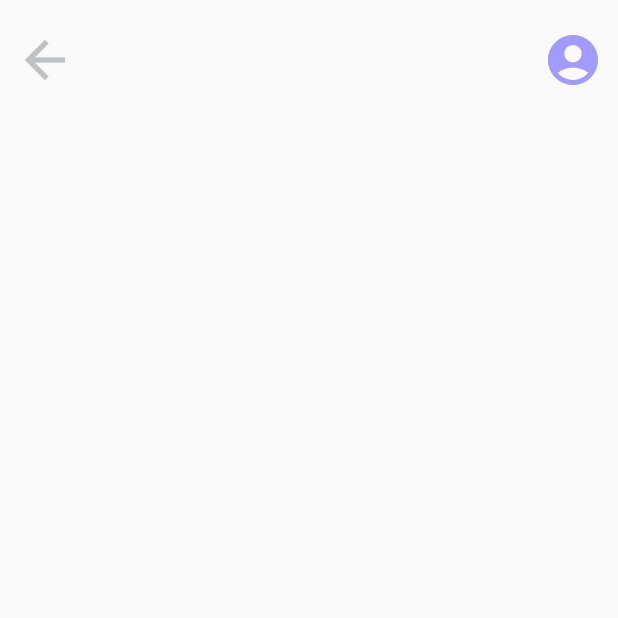
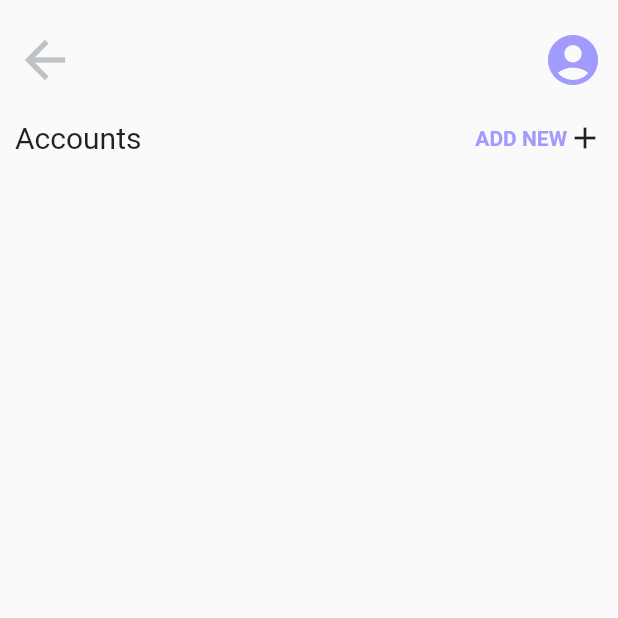
Before and after one commit to kevin2-cyber/Workshop-assignment, a Flutter app: the screen it shows after launch, on a phone screen of 412 x 824 dp, the top half of it. Run offline on Flutter 3.47's test engine with Material 2 defaults, Android fonts, the phone set to English and light mode, and no system bars.

Commit message:
aligned items on the screen

```diff
--- a/lib/main_screen.dart
+++ b/lib/main_screen.dart
@@ -25,8 +25,31 @@ class MainScreen extends StatelessWidget {
                 ),
               ],
             ),
+            const SizedBox(
+              height: 20.0,
+            ),
             Row(
-              children: [],
+              mainAxisAlignment: MainAxisAlignment.spaceBetween,
+              children: [
+                const Text(
+                    'Accounts',
+                  style: TextStyle(
+                    fontSize: 20.0
+                  ),
+                ),
+                Row(
+                  children: const [
+                    Text(
+                        'ADD NEW',
+                      style: TextStyle(
+                        color: Color(0xFFA29BFE),
+                        fontWeight: FontWeight.bold,
+                      ),
+                    ),
+                    Icon(Icons.add),
+                  ],
+                ),
+              ],
             ),
           ],
         ),
```
